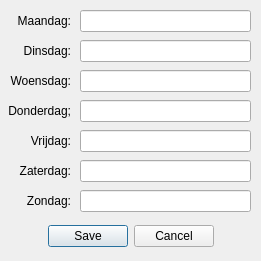
First picture: the form in UI files/rooster-epd-notities.ui, repository duisterethomas/rooster-epd, before the edit.
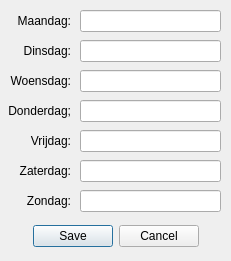
Second picture: the form after the edit.

Commit message: Add max length to 'Notities bewerken' UI

```diff
--- a/UI files/rooster-epd-notities.ui
+++ b/UI files/rooster-epd-notities.ui
@@ -6,7 +6,7 @@
    <rect>
     <x>0</x>
     <y>0</y>
-    <width>261</width>
+    <width>231</width>
     <height>261</height>
    </rect>
   </property>
@@ -18,13 +18,13 @@
   </property>
   <property name="minimumSize">
    <size>
-    <width>261</width>
+    <width>231</width>
     <height>261</height>
    </size>
   </property>
   <property name="maximumSize">
    <size>
-    <width>261</width>
+    <width>231</width>
     <height>261</height>
    </size>
   </property>
@@ -36,7 +36,7 @@
     <rect>
      <x>10</x>
      <y>220</y>
-     <width>241</width>
+     <width>211</width>
      <height>32</height>
     </rect>
    </property>
@@ -55,7 +55,7 @@
     <rect>
      <x>80</x>
      <y>10</y>
-     <width>171</width>
+     <width>141</width>
      <height>22</height>
     </rect>
    </property>
@@ -68,7 +68,7 @@
     <rect>
      <x>80</x>
      <y>40</y>
-     <width>171</width>
+     <width>141</width>
      <height>22</height>
     </rect>
    </property>
@@ -81,7 +81,7 @@
     <rect>
      <x>80</x>
      <y>70</y>
-     <width>171</width>
+     <width>141</width>
      <height>22</height>
     </rect>
    </property>
@@ -94,7 +94,7 @@
     <rect>
      <x>80</x>
      <y>100</y>
-     <width>171</width>
+     <width>141</width>
      <height>22</height>
     </rect>
    </property>
@@ -107,7 +107,7 @@
     <rect>
      <x>80</x>
      <y>130</y>
-     <width>171</width>
+     <width>141</width>
      <height>22</height>
     </rect>
    </property>
@@ -120,7 +120,7 @@
     <rect>
      <x>80</x>
      <y>160</y>
-     <width>171</width>
+     <width>141</width>
      <height>22</height>
     </rect>
    </property>
@@ -133,7 +133,7 @@
     <rect>
      <x>80</x>
      <y>190</y>
-     <width>171</width>
+     <width>141</width>
      <height>22</height>
     </rect>
    </property>
```
Left out of the diff: 21 changed lines with no effect on the pictures. The commit also changes 1 other file.
